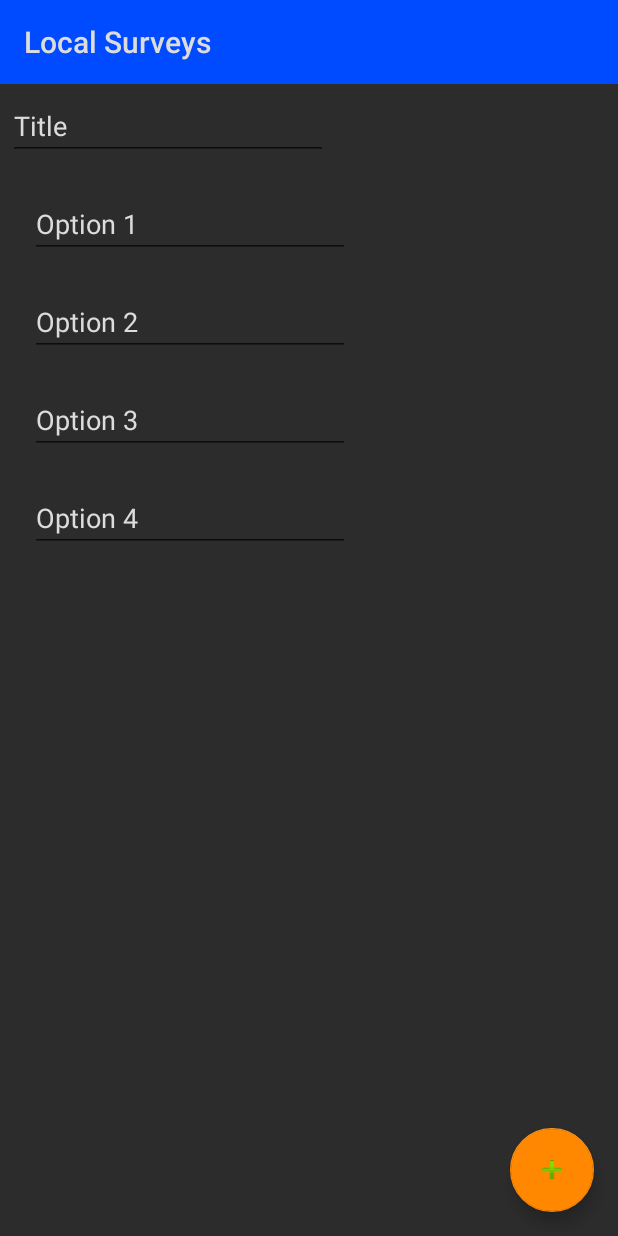
After one commit to k0pper/local-survey, an Android app: the fragment AddSurveyQuestionsFragment placed in its activity, on a phone screen of 412 x 824 dp. The commit adds this screen. Run offline under Robolectric (Android 15) with nearby library versions, the phone set to English and light mode, and no system bars.

Commit message:
add fragment to add questions

```diff
--- a/app/src/main/java/com/example/localsurveys/localsurveys/addSurvey/AddSurveyActivity.java
+++ b/app/src/main/java/com/example/localsurveys/localsurveys/addSurvey/AddSurveyActivity.java
@@ -1,7 +1,6 @@
 package com.example.localsurveys.localsurveys.addSurvey;
 
 import android.os.Bundle;
-import android.os.Debug;
 import android.support.v4.app.Fragment;
 import android.support.v4.app.FragmentManager;
 import android.support.v4.app.FragmentTransaction;
@@ -48,8 +47,8 @@ public class AddSurveyActivity extends AppCompatActivity {
         survey = new Survey(title, radiusDigit, new User(), fromDate, toDate);
     }
 
-    public void addQuestionToSurvey(Question question){
-
+    public void addQuestionToSurvey(Question question) {
+        survey.addQuestion(question);
     }
 
     public Survey getSurvey() {
--- a/app/src/main/java/com/example/localsurveys/localsurveys/addSurvey/AddSurveyConfigurationFragment.java
+++ b/app/src/main/java/com/example/localsurveys/localsurveys/addSurvey/AddSurveyConfigurationFragment.java
@@ -22,7 +22,7 @@ public class AddSurveyConfigurationFragment extends Fragment {
     private EditText availabilityFromDateView;
     private EditText availabilityToDateView;
 
-    FloatingActionButton addSurveyConfigurationFab;
+    private FloatingActionButton addSurveyConfigurationFab;
 
     @Override
     public View onCreateView(LayoutInflater inflater, ViewGroup container,
--- /dev/null
+++ b/app/src/main/java/com/example/localsurveys/localsurveys/addSurvey/AddSurveyQuestionsFragment.java
@@ -0,0 +1,69 @@
+package com.example.localsurveys.localsurveys.addSurvey;
+
+
+import android.os.Bundle;
+import android.support.design.widget.FloatingActionButton;
+import android.support.v4.app.Fragment;
+import android.view.LayoutInflater;
+import android.view.View;
+import android.view.ViewGroup;
+import android.widget.EditText;
+
+import com.example.localsurveys.localsurveys.R;
+import com.example.localsurveys.localsurveys.models.Question;
+
+public class AddSurveyQuestionsFragment extends Fragment {
+
+    private EditText titleQuestionView;
+    private EditText optionOneView;
+    private EditText optionTwoView;
+    private EditText optionThreeView;
+    private EditText optionFourView;
+
+    private FloatingActionButton addSurveyQuestionsFabDone;
+
+    @Override
+    public View onCreateView(LayoutInflater inflater, ViewGroup container, Bundle savedInstanceState) {
+
+        View rootView = inflater.inflate(R.layout.fragment_add_survey_questions, container, false);
+
+        this.titleQuestionView = rootView.findViewById(R.id.add_survey_questions__title);
+        this.optionOneView = rootView.findViewById(R.id.add_survey_questions__option_1);
+        this.optionTwoView = rootView.findViewById(R.id.add_survey_questions__option_2);
+        this.optionThreeView = rootView.findViewById(R.id.add_survey_questions__option_3);
+        this.optionFourView = rootView.findViewById(R.id.add_survey_questions__option_4);
+
+        addSurveyQuestionsFabDone = rootView.findViewById(R.id.add_survey_questions__fab_done);
+
+        addSurveyQuestionsFabDone.setOnClickListener(new View.OnClickListener() {
+
+            @Override
+            public void onClick(View view) {
+                if (!titleQuestionView.getText().toString().isEmpty()) {
+                    Question question;
+                    question = new Question(titleQuestionView.getText().toString());
+
+                    if (!optionOneView.getText().toString().isEmpty()) {
+                        question.addAnswerOption(optionOneView.getText().toString());
+                    }
+                    if (!optionTwoView.getText().toString().isEmpty()) {
+                        question.addAnswerOption(optionTwoView.getText().toString());
+                    }
+                    if (!optionThreeView.getText().toString().isEmpty()) {
+                        question.addAnswerOption(optionThreeView.getText().toString());
+                    }
+                    if (!optionFourView.getText().toString().isEmpty()) {
+                        question.addAnswerOption(optionFourView.getText().toString());
+                    }
+                    ((AddSurveyActivity) getActivity()).addQuestionToSurvey(question);
+                    ((AddSurveyActivity) getActivity()).showFragment(new AddSurveyQuestionsOverviewFragment());
+
+                }
+
+            }
+        });
+
+        return rootView;
+    }
+
+}
--- a/app/src/main/java/com/example/localsurveys/localsurveys/addSurvey/AddSurveyQuestionsOverviewFragment.java
+++ b/app/src/main/java/com/example/localsurveys/localsurveys/addSurvey/AddSurveyQuestionsOverviewFragment.java
@@ -17,7 +17,7 @@ import java.util.List;
 
 public class AddSurveyQuestionsOverviewFragment extends Fragment {
 
-    private FloatingActionButton addSurveyQuestionsFab;
+    private FloatingActionButton addSurveyQuestionsOverviewFab;
     private static String[] placeholderList = {"No Question added yet"};
 
     @Override
@@ -26,7 +26,7 @@ public class AddSurveyQuestionsOverviewFragment extends Fragment {
         View rootView = inflater.inflate(R.layout.fragment_add_survey_questions_overview, container, false);
         ListView listView;
 
-        addSurveyQuestionsFab = rootView.findViewById(R.id.add_survey_questions_overview__fab);
+        addSurveyQuestionsOverviewFab = rootView.findViewById(R.id.add_survey_questions_overview__fab);
 
         Survey survey = ((AddSurveyActivity) getActivity()).getSurvey();
 
@@ -45,6 +45,14 @@ public class AddSurveyQuestionsOverviewFragment extends Fragment {
 
         listView.setAdapter(adapter);
 
+        addSurveyQuestionsOverviewFab.setOnClickListener(new View.OnClickListener() {
+
+            @Override
+            public void onClick(View view) {
+                ((AddSurveyActivity) getActivity()).showFragment(new AddSurveyQuestionsFragment());
+            }
+        });
+
         return rootView;
     }
 
--- a/app/src/main/java/com/example/localsurveys/localsurveys/models/AnswerOption.java
+++ b/app/src/main/java/com/example/localsurveys/localsurveys/models/AnswerOption.java
@@ -1,9 +1,16 @@
 package com.example.localsurveys.localsurveys.models;
+
+import java.util.UUID;
 
 class AnswerOption {
 
     private String id;
     private String text;
+
+    public AnswerOption(String text) {
+        this.id = UUID.randomUUID().toString();
+        this.text = text;
+    }
 
     public String getId() {
         return id;
--- a/app/src/main/java/com/example/localsurveys/localsurveys/models/Question.java
+++ b/app/src/main/java/com/example/localsurveys/localsurveys/models/Question.java
@@ -1,12 +1,20 @@
 package com.example.localsurveys.localsurveys.models;
 
+import java.util.ArrayList;
 import java.util.List;
+import java.util.UUID;
 
 public class Question {
 
     private String id;
     private String text;
     private List<AnswerOption> answerOptions;
+
+    public Question(String text) {
+        this.id = UUID.randomUUID().toString();
+        this.text = text;
+        this.answerOptions = new ArrayList<>();
+    }
 
     public String getId() {
         return id;
@@ -28,5 +36,7 @@ public class Question {
         this.answerOptions = answerOptions;
     }
 
-
+    public void addAnswerOption(String text) {
+        answerOptions.add(new AnswerOption(text));
+    }
 }
--- a/app/src/main/res/layout/activity_add_survey.xml
+++ b/app/src/main/res/layout/activity_add_survey.xml
@@ -15,8 +15,10 @@
     <FrameLayout
         app:layout_constraintTop_toBottomOf="@+id/toolbar_add_survey"
         app:layout_constraintBottom_toBottomOf="parent"
+        app:layout_constraintStart_toStartOf="parent"
+        app:layout_constraintEnd_toEndOf="parent"
         android:id="@+id/fragment_container"
-        android:layout_width="match_parent"
+        android:layout_width="0dp"
         android:layout_height="0dp"/>
 
 </android.support.constraint.ConstraintLayout>
--- /dev/null
+++ b/app/src/main/res/layout/fragment_add_survey_questions.xml
@@ -0,0 +1,72 @@
+<?xml version="1.0" encoding="utf-8"?>
+<android.support.constraint.ConstraintLayout xmlns:android="http://schemas.android.com/apk/res/android"
+    xmlns:app="http://schemas.android.com/apk/res-auto"
+    android:layout_width="match_parent"
+    android:layout_height="match_parent">
+
+    <EditText
+        android:id="@+id/add_survey_questions__title"
+        android:layout_width="wrap_content"
+        android:layout_height="wrap_content"
+        android:layout_margin="5dp"
+        android:ems="10"
+        android:inputType="textPersonName"
+        android:text="Title"
+        app:layout_constraintStart_toStartOf="parent"
+        app:layout_constraintTop_toTopOf="parent" />
+
+    <EditText
+        android:id="@+id/add_survey_questions__option_1"
+        android:layout_width="wrap_content"
+        android:layout_height="wrap_content"
+        android:layout_margin="20dp"
+        android:ems="10"
+        android:inputType="textPersonName"
+        android:text="Option 1"
+        app:layout_constraintStart_toStartOf="parent"
+        app:layout_constraintTop_toBottomOf="@+id/add_survey_questions__title" />
+
+    <EditText
+        android:id="@+id/add_survey_questions__option_2"
+        android:layout_width="wrap_content"
+        android:layout_height="wrap_content"
+        android:layout_margin="20dp"
+        android:ems="10"
+        android:inputType="textPersonName"
+        android:text="Option 2"
+        app:layout_constraintStart_toStartOf="parent"
+        app:layout_constraintTop_toBottomOf="@+id/add_survey_questions__option_1" />
+
+    <EditText
+        android:id="@+id/add_survey_questions__option_3"
+        android:layout_width="wrap_content"
+        android:layout_height="wrap_content"
+        android:layout_margin="20dp"
+        android:ems="10"
+        android:inputType="textPersonName"
+        android:text="Option 3"
+        app:layout_constraintStart_toStartOf="parent"
+        app:layout_constraintTop_toBottomOf="@+id/add_survey_questions__option_2" />
+
+    <EditText
+        android:id="@+id/add_survey_questions__option_4"
+        android:layout_width="wrap_content"
+        android:layout_height="wrap_content"
+        android:layout_margin="20dp"
+        android:ems="10"
+        android:inputType="textPersonName"
+        android:text="Option 4"
+        app:layout_constraintStart_toStartOf="parent"
+        app:layout_constraintTop_toBottomOf="@+id/add_survey_questions__option_3" />
+
+    <android.support.design.widget.FloatingActionButton
+        android:id="@+id/add_survey_questions__fab_done"
+        app:layout_constraintEnd_toEndOf="parent"
+        app:layout_constraintBottom_toBottomOf="parent"
+        android:layout_width="wrap_content"
+        android:layout_height="wrap_content"
+        android:layout_margin="@dimen/fab_margin"
+        app:srcCompat="@android:drawable/ic_input_add"
+        app:backgroundTint="@android:color/holo_orange_dark"/>
+
+</android.support.constraint.ConstraintLayout>
```
